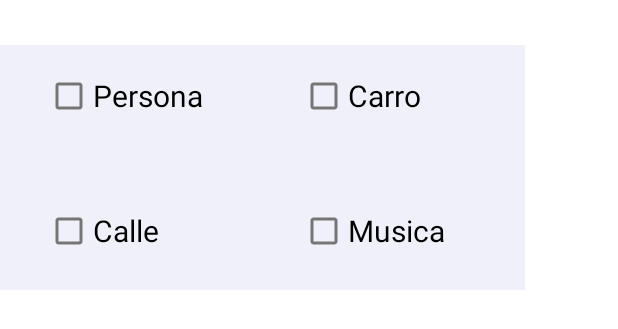
After one commit to samilr/SelectorCategoriasAndroid, an Android app: the layout activity_alert_categorias.xml on its own in the app's theme, with its tools: preview values and no code run, on a phone screen of 412 x 824 dp. The commit adds this screen. Shown: the top 329 px of the screen. Run offline under Robolectric (Android 15) with nearby library versions, the phone set to English and light mode, and no system bars.

Commit message:
-CheckBox from AlertDialog

```diff
--- /dev/null
+++ b/app/src/main/res/layout/activity_alert_categorias.xml
@@ -0,0 +1,55 @@
+<?xml version="1.0" encoding="utf-8"?>
+<FrameLayout xmlns:android="http://schemas.android.com/apk/res/android"
+    xmlns:app="http://schemas.android.com/apk/res-auto"
+    xmlns:tools="http://schemas.android.com/tools"
+    android:layout_width="match_parent"
+    android:layout_height="match_parent"
+    android:background="#fff"
+    tools:context=".MainActivity">
+
+    <FrameLayout
+        android:layout_width="350dp"
+        android:layout_height="163dp"
+        android:layout_marginTop="30dp"
+
+        android:background="@color/material_dynamic_neutral_variant95">
+
+        <CheckBox
+            android:id="@+id/cbPersona"
+            android:layout_width="wrap_content"
+            android:layout_height="wrap_content"
+            android:layout_marginLeft="30dp"
+            android:layout_marginTop="10dp"
+            android:text="Persona"
+            android:textSize="20dp" />
+
+        <CheckBox
+            android:id="@+id/cbCarro"
+            android:layout_width="wrap_content"
+            android:layout_height="wrap_content"
+            android:layout_marginLeft="200dp"
+            android:layout_marginTop="10dp"
+            android:text="Carro"
+            android:textSize="20dp" />
+
+        <CheckBox
+            android:id="@+id/cbCalle"
+            android:layout_width="wrap_content"
+            android:layout_height="wrap_content"
+            android:layout_marginLeft="30dp"
+            android:layout_marginTop="100dp"
+            android:text="Calle"
+            android:textSize="20dp" />
+
+        <CheckBox
+            android:id="@+id/cbMusica"
+            android:layout_width="wrap_content"
+            android:layout_height="wrap_content"
+            android:layout_marginLeft="200dp"
+            android:layout_marginTop="100dp"
+            android:text="Musica"
+            android:textSize="20dp" />
+    </FrameLayout>
+
+
+</FrameLayout>
```
Also changed, not shown: app/src/main/java/com/example/tarea4/MainActivity.java (+23 -5 lines), app/src/main/res/layout/activity_main.xml (+7 -51 lines).
